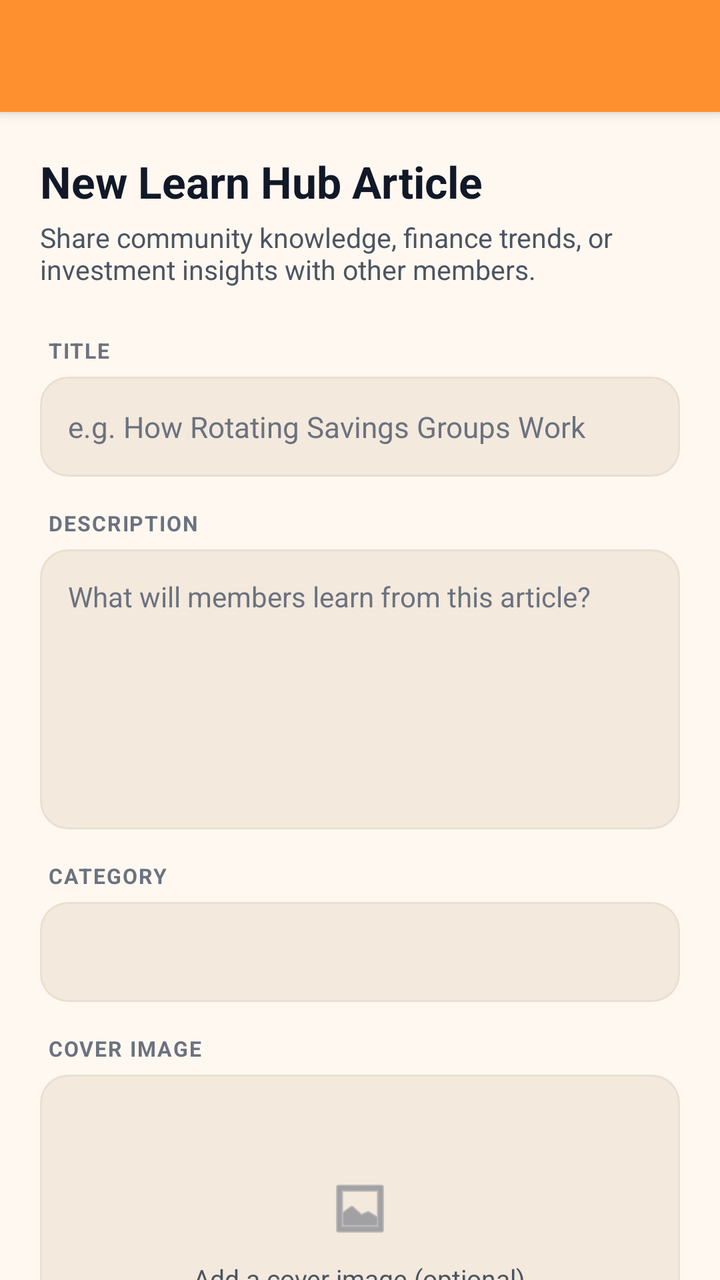
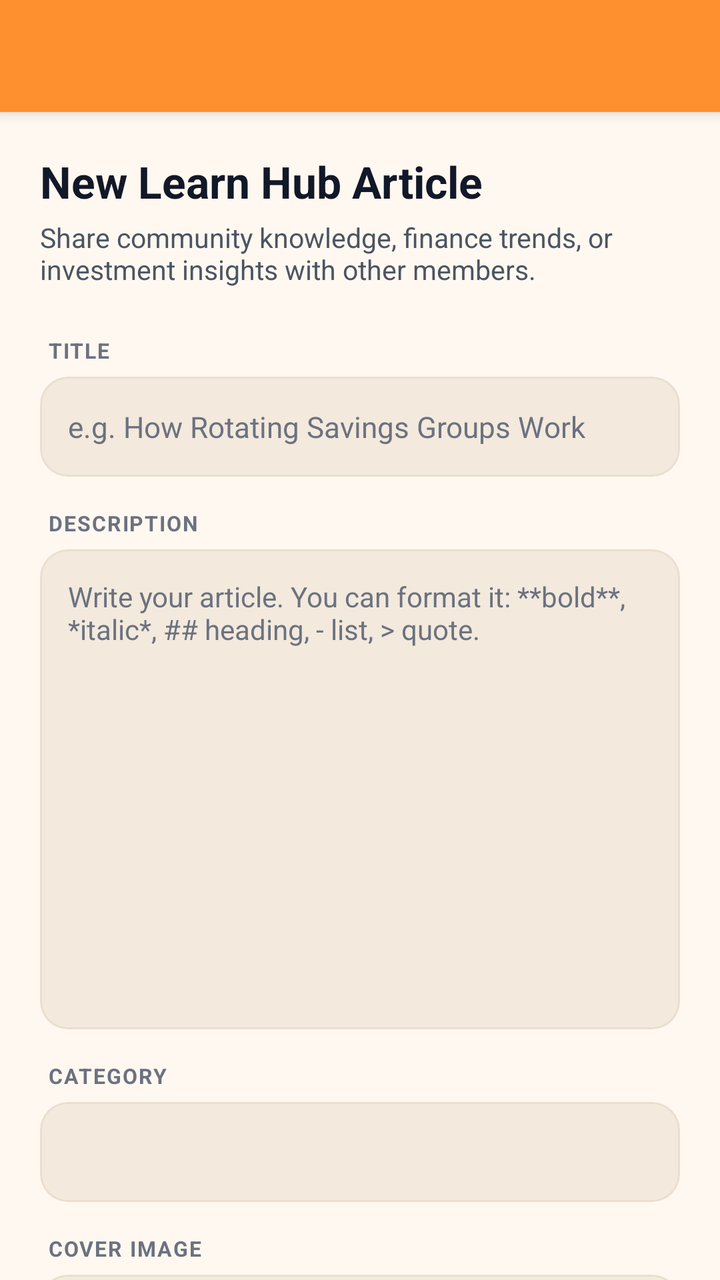

The first picture is an Android layout as it rendered before a commit; the second is the same layout after the commit. The layout source and the unified diff follow.
<!-- AndroidManifest.xml: application theme AppTheme -->
<!-- res/layout/create_learnhub_content.xml -->
<androidx.coordinatorlayout.widget.CoordinatorLayout
	xmlns:android="http://schemas.android.com/apk/res/android"
	xmlns:app="http://schemas.android.com/apk/res-auto"
	xmlns:tools="http://schemas.android.com/tools"
	android:id="@+id/_coordinator"
	android:layout_width="match_parent"
	android:layout_height="match_parent">
	<com.google.android.material.appbar.AppBarLayout
		android:id="@+id/_app_bar"
		android:layout_width="match_parent"
		android:layout_height="wrap_content"
		android:theme="@style/AppTheme.AppBarOverlay">
		<androidx.appcompat.widget.Toolbar
			android:id="@+id/_toolbar"
			android:layout_width="match_parent"
			android:layout_height="?attr/actionBarSize"
			android:background="?attr/appBarColor"
			app:popupTheme="@style/AppTheme.PopupOverlay" />
	</com.google.android.material.appbar.AppBarLayout>
	<androidx.core.widget.NestedScrollView
		android:id="@+id/vscroll2"
		android:layout_width="match_parent"
		android:layout_height="match_parent"
		android:background="@color/colorBackground"
		android:fillViewport="true"
		android:overScrollMode="never"
		app:layout_behavior="@string/appbar_scrolling_view_behavior">
		<LinearLayout
			android:id="@+id/linear10"
			android:layout_width="match_parent"
			android:layout_height="wrap_content"
			android:padding="20dp"
			android:orientation="vertical">
			<TextView
				android:id="@+id/textview24"
				android:layout_width="wrap_content"
				android:layout_height="wrap_content"
				android:text="New Learn Hub Article"
				android:textSize="22sp"
				android:textStyle="bold"
				android:textColor="@color/colorTextPrimary"
				android:focusable="false" />
			<TextView
				android:id="@+id/textview25"
				android:layout_width="match_parent"
				android:layout_height="wrap_content"
				android:layout_marginTop="4dp"
				android:layout_marginBottom="24dp"
				android:text="Share community knowledge, finance trends, or investment insights with other members."
				android:textColor="@color/colorTextSecondary"
				android:textSize="13.5sp"
				android:focusable="false" />
			<TextView
				android:id="@+id/textview26"
				android:layout_width="wrap_content"
				android:layout_height="wrap_content"
				android:text="TITLE"
				android:textStyle="bold"
				android:textColor="@color/colorTextTertiary"
				android:textSize="10.5sp"
				android:layout_marginStart="4dp"
				android:letterSpacing="0.06"
				android:focusable="false" />
			<com.google.android.material.card.MaterialCardView
				android:id="@+id/cardview13"
				android:layout_width="match_parent"
				android:layout_height="wrap_content"
				android:layout_marginTop="6dp"
				android:layout_marginBottom="16dp"
				app:cardBackgroundColor="@color/colorSurfaceRaised"
				app:cardCornerRadius="14dp"
				app:cardElevation="0dp"
				app:strokeColor="@color/colorCardStroke"
				app:strokeWidth="1dp">
				<EditText
					android:id="@+id/et_learn_title"
					android:layout_width="match_parent"
					android:layout_height="50dp"
					android:background="@android:color/transparent"
					android:gravity="center_vertical"
					android:textColor="@color/colorTextPrimary"
					android:hint="e.g. How Rotating Savings Groups Work"
					android:textSize="14.5sp"
					android:inputType="textCapSentences"
					android:focusable="true"
					android:focusableInTouchMode="true"
					android:maxLength="120"
					android:paddingHorizontal="14dp" />
			</com.google.android.material.card.MaterialCardView>
			<TextView
				android:id="@+id/textview27"
				android:layout_width="wrap_content"
				android:layout_height="wrap_content"
				android:text="DESCRIPTION"
				android:textStyle="bold"
				android:textColor="@color/colorTextTertiary"
				android:textSize="10.5sp"
				android:layout_marginStart="4dp"
				android:letterSpacing="0.06"
				android:focusable="false" />
			<com.google.android.material.card.MaterialCardView
				android:id="@+id/cardview14"
				android:layout_width="match_parent"
				android:layout_height="140dp"
				android:layout_marginTop="6dp"
				android:layout_marginBottom="16dp"
				app:cardBackgroundColor="@color/colorSurfaceRaised"
				app:cardCornerRadius="14dp"
				app:cardElevation="0dp"
				app:strokeColor="@color/colorCardStroke"
				app:strokeWidth="1dp">
				<EditText
					android:id="@+id/et_learn_description"
					android:layout_width="match_parent"
					android:layout_height="match_parent"
					android:padding="14dp"
					android:background="@android:color/transparent"
					android:textSize="14sp"
					android:textColor="@color/colorTextPrimary"
					android:hint="What will members learn from this article\?"
					android:gravity="top|start"
					android:inputType="textMultiLine|textCapSentences"
					android:focusable="true"
					android:focusableInTouchMode="true"
					android:maxLength="600" />
			</com.google.android.material.card.MaterialCardView>
			<TextView
				android:id="@+id/textview28"
				android:layout_width="wrap_content"
				android:layout_height="wrap_content"
				android:text="CATEGORY"
				android:textStyle="bold"
				android:textColor="@color/colorTextTertiary"
				android:textSize="10.5sp"
				android:layout_marginStart="4dp"
				android:letterSpacing="0.06"
				android:focusable="false" />
			<com.google.android.material.card.MaterialCardView
				android:id="@+id/cardview7"
				android:layout_width="match_parent"
				android:layout_height="wrap_content"
				android:layout_marginTop="6dp"
				android:layout_marginBottom="16dp"
				app:cardBackgroundColor="@color/colorSurfaceRaised"
				app:cardCornerRadius="14dp"
				app:cardElevation="0dp"
				app:strokeColor="@color/colorCardStroke"
				app:strokeWidth="1dp">
				<Spinner
					android:id="@+id/spinner_learn_category"
					android:layout_width="match_parent"
					android:layout_height="50dp"
					android:background="@android:color/transparent"
					android:spinnerMode="dialog"
					android:paddingHorizontal="10dp"
					android:theme="@style/WhiteSpinnerTheme" />
			</com.google.android.material.card.MaterialCardView>
			<TextView
				android:id="@+id/textview29"
				android:layout_width="wrap_content"
				android:layout_height="wrap_content"
				android:text="COVER IMAGE"
				android:textStyle="bold"
				android:textColor="@color/colorTextTertiary"
				android:textSize="10.5sp"
				android:layout_marginStart="4dp"
				android:letterSpacing="0.06"
				android:focusable="false" />
			<com.google.android.material.card.MaterialCardView
				android:id="@+id/card_image_picker"
				android:layout_width="match_parent"
				android:layout_height="160dp"
				android:layout_marginTop="6dp"
				android:layout_marginBottom="8dp"
				app:cardBackgroundColor="@color/colorSurfaceRaised"
				app:cardCornerRadius="14dp"
				app:cardElevation="0dp"
				app:strokeColor="@color/colorCardStroke"
				app:strokeWidth="1dp">
				<FrameLayout
					android:id="@+id/frame_layout2"
					android:layout_width="match_parent"
					android:layout_height="match_parent">
					<ImageView
						android:id="@+id/iv_learn_image_preview"
						android:layout_width="match_parent"
						android:layout_height="match_parent"
						android:src="@drawable/default_image"
						android:scaleType="centerCrop"
						android:visibility="gone" />
					<LinearLayout
						android:id="@+id/layout_image_placeholder"
						android:layout_width="match_parent"
						android:layout_height="match_parent"
						android:gravity="center_horizontal|center_vertical"
						android:orientation="vertical">
						<ImageView
							android:id="@+id/imageview2"
							android:layout_width="36dp"
							android:layout_height="36dp"
							android:scaleType="center"
							android:src="@android:drawable/ic_menu_gallery"
							app:tint="@color/colorTextTertiary" />
						<TextView
							android:id="@+id/textview30"
							android:layout_width="wrap_content"
							android:layout_height="wrap_content"
							android:layout_marginTop="8dp"
							android:text="Add a cover image (optional)"
							android:textSize="13sp"
							android:textColor="@color/colorTextSecondary"
							android:focusable="false" />
					</LinearLayout>
					<com.google.android.material.progressindicator.LinearProgressIndicator
						android:id="@+id/progress_image_upload"
						android:layout_width="match_parent"
						android:layout_height="wrap_content"
						android:layout_gravity="bottom"
						android:visibility="gone"
						app:indicatorColor="@color/colorAccent"
						app:trackThickness="4dp" />
				</FrameLayout>
			</com.google.android.material.card.MaterialCardView>
			<TextView
				android:id="@+id/textview31"
				android:layout_width="wrap_content"
				android:layout_height="wrap_content"
				android:layout_marginTop="6dp"
				android:text="OR PASTE AN IMAGE URL"
				android:textStyle="bold"
				android:textColor="@color/colorTextTertiary"
				android:textSize="10.5sp"
				android:layout_marginStart="4dp"
				android:focusable="false"
				android:letterSpacing="0.06" />
			<com.google.android.material.card.MaterialCardView
				android:id="@+id/cardview15"
				android:layout_width="match_parent"
				android:layout_height="wrap_content"
				android:layout_marginTop="6dp"
				android:layout_marginBottom="4dp"
				app:cardBackgroundColor="@color/colorSurfaceRaised"
				app:cardCornerRadius="14dp"
				app:cardElevation="0dp"
				app:strokeColor="@color/colorCardStroke"
				app:strokeWidth="1dp">
				<EditText
					android:id="@+id/et_learn_image_url"
					android:layout_width="match_parent"
					android:layout_height="50dp"
					android:background="@android:color/transparent"
					android:gravity="center_vertical"
					android:textSize="14sp"
					android:textColor="@color/colorTextPrimary"
					android:hint="https://…"
					android:inputType="textUri"
					android:focusable="true"
					android:focusableInTouchMode="true"
					android:maxLength="500"
					android:paddingHorizontal="14dp" />
			</com.google.android.material.card.MaterialCardView>
			<TextView
				android:id="@+id/textview32"
				android:layout_width="match_parent"
				android:layout_height="wrap_content"
				android:layout_marginBottom="24dp"
				android:text="Picking an image above fills this in once it uploads. A picture or a video is optional: you can post words only."
				android:textColor="@color/colorTextTertiary"
				android:textSize="11.5sp"
				android:layout_marginStart="4dp"
				android:focusable="false" />
			<TextView
				android:layout_width="match_parent"
				android:layout_height="wrap_content"
				android:layout_marginStart="4dp"
				android:layout_marginBottom="6dp"
				android:text="Video link (optional)"
				android:textColor="@color/colorTextPrimary"
				android:textSize="14sp"
				android:textStyle="bold"
				android:focusable="false" />
			<com.google.android.material.card.MaterialCardView
				android:layout_width="match_parent"
				android:layout_height="wrap_content"
				android:layout_marginBottom="4dp"
				app:cardBackgroundColor="@color/colorSurfaceRaised"
				app:cardCornerRadius="14dp"
				app:cardElevation="0dp"
				app:strokeColor="@color/colorCardStroke"
				app:strokeWidth="1dp">
				<EditText
					android:id="@+id/et_learn_video_url"
					android:layout_width="match_parent"
					android:layout_height="50dp"
					android:background="@android:color/transparent"
					android:gravity="center_vertical"
					android:textSize="14sp"
					android:textColor="@color/colorTextPrimary"
					android:hint="YouTube, Facebook, TikTok or Vimeo link"
					android:inputType="textUri"
					android:focusable="true"
					android:focusableInTouchMode="true"
					android:maxLength="300"
					android:paddingHorizontal="14dp" />
			</com.google.android.material.card.MaterialCardView>
			<TextView
				android:id="@+id/tv_learn_video_status"
				android:layout_width="match_parent"
				android:layout_height="wrap_content"
				android:layout_marginStart="4dp"
				android:layout_marginBottom="24dp"
				android:text="Readers press play and the video streams from the site it is on. Nothing is uploaded or stored by Harvana."
				android:textColor="@color/colorTextTertiary"
				android:textSize="11.5sp"
				android:focusable="false" />
			<TextView
				android:id="@+id/tv_learn_error"
				android:layout_width="match_parent"
				android:layout_height="wrap_content"
				android:layout_marginBottom="12dp"
				android:textSize="13sp"
				android:textColor="@color/colorError"
				android:focusable="false"
				android:visibility="gone" />
			<com.google.android.material.button.MaterialButton
				android:id="@+id/btn_learn_post"
				android:layout_width="match_parent"
				android:layout_height="52dp"
				android:text="Post Article"
				android:textSize="15sp"
				android:textStyle="bold"
				android:textColor="@color/colorTextOnAccent"
				android:textAllCaps="false"
				app:backgroundTint="@color/colorAccent"
				app:cornerRadius="14dp"
				app:elevation="0dp" />
		</LinearLayout>
	</androidx.core.widget.NestedScrollView>
</androidx.coordinatorlayout.widget.CoordinatorLayout>
<!-- resources referenced by this layout -->
<resources>
  <color name="colorAccent">#FF9030</color>
  <color name="colorBackground">#FFF8F0</color>
  <color name="colorCardStroke">#EADFD0</color>
  <color name="colorError">#EF4444</color>
  <color name="colorSurfaceRaised">#F3E9DC</color>
  <color name="colorTextOnAccent">#111827</color>
  <color name="colorTextPrimary">#111827</color>
  <color name="colorTextSecondary">#4B5563</color>
  <color name="colorTextTertiary">#6B7280</color>
  <style name="AppTheme.AppBarOverlay" parent="ThemeOverlay.MaterialComponents.Light">
          
          <item name="android:textColorPrimary">?attr/onAppBarColor</item>
          <item name="android:textColorSecondary">?attr/onAppBarColor</item>
          <item name="colorControlNormal">?attr/onAppBarColor</item>
          <item name="colorOnSurface">?attr/onAppBarColor</item>
      </style>
  <style name="AppTheme.PopupOverlay" parent="ThemeOverlay.MaterialComponents.Light" />
  <style name="WhiteSpinnerTheme" parent="ThemeOverlay.AppCompat.Light">
          <item name="android:textColorPrimary">@color/colorTextPrimary</item>
          <item name="android:textColor">@color/colorTextPrimary</item>
          <item name="android:textSize">20sp</item>
          <item name="colorControlNormal">@color/colorTextPrimary</item>
      </style>
  <style name="HarvanaTextView" parent="android:Widget.TextView">
          <item name="android:textColor">@color/colorTextPrimary</item>
      </style>
  <color name="colorAccentDark">#E57A14</color>
  <color name="colorTextPrimaryWhite">#FFFFFF</color>
  <color name="colorControlNormal">#6B7280</color>
  <color name="colorAccentRipple">#1AFF9030</color>
  <color name="colorAccentStroke">#33FF9030</color>
  <color name="colorAccentStrong">#B85F0A</color>
  <color name="colorSurface">#FFFFFF</color>
  <style name="HarvanaAlertDialog" parent="ThemeOverlay.MaterialComponents.MaterialAlertDialog">
          <item name="colorPrimary">@color/colorAccent</item>
          <item name="colorAccent">@color/colorAccent</item>
          <item name="colorSurface">@color/colorSurface</item>
          <item name="colorOnPrimary">@color/colorTextOnAccent</item>
          <item name="colorOnSurface">@color/colorTextPrimary</item>
          <item name="android:textColorPrimary">@color/colorTextPrimary</item>
          <item name="android:textColor">@color/colorTextPrimary</item>
          <item name="android:windowBackground">@color/colorSurface</item>
          <item name="buttonBarPositiveButtonStyle">@style/HarvanaDialogButton</item>
          <item name="buttonBarNegativeButtonStyle">@style/HarvanaDialogButton</item>
          <item name="buttonBarNeutralButtonStyle">@style/HarvanaDialogButton</item>
      </style>
  <style name="HarvanaDialogButton" parent="Widget.MaterialComponents.Button.TextButton.Dialog">
          <item name="android:textColor">@color/colorAccent</item>
          <item name="android:minHeight">48dp</item>
      </style>
  <style name="HarvanaBottomSheetStyle" parent="Widget.MaterialComponents.BottomSheet.Modal">
          <item name="backgroundTint">?attr/colorSurface</item>
          <item name="shapeAppearanceOverlay">@style/HarvanaBottomSheetShape</item>
      </style>
  <style name="HarvanaBottomSheetShape" parent="">
          <item name="cornerFamily">rounded</item>
          <item name="cornerSizeTopLeft">20dp</item>
          <item name="cornerSizeTopRight">20dp</item>
          <item name="cornerSizeBottomLeft">0dp</item>
          <item name="cornerSizeBottomRight">0dp</item>
      </style>
  <!-- unchanged entries left out for length: 3 -->
</resources>

<!-- the commit's change to res/layout/create_learnhub_content.xml (unified diff, before → after) -->
@@ -101,7 +101,7 @@
 			<com.google.android.material.card.MaterialCardView
 				android:id="@+id/cardview14"
 				android:layout_width="match_parent"
-				android:layout_height="140dp"
+				android:layout_height="240dp"
 				android:layout_marginTop="6dp"
 				android:layout_marginBottom="16dp"
 				app:cardBackgroundColor="@color/colorSurfaceRaised"
@@ -117,12 +117,12 @@
 					android:background="@android:color/transparent"
 					android:textSize="14sp"
 					android:textColor="@color/colorTextPrimary"
-					android:hint="What will members learn from this article\?"
+					android:hint="Write your article. You can format it: **bold**, *italic*, ## heading, - list, &gt; quote."
 					android:gravity="top|start"
 					android:inputType="textMultiLine|textCapSentences"
 					android:focusable="true"
 					android:focusableInTouchMode="true"
-					android:maxLength="600" />
+					android:maxLength="8000" />
 			</com.google.android.material.card.MaterialCardView>
 			<TextView
 				android:id="@+id/textview28"
